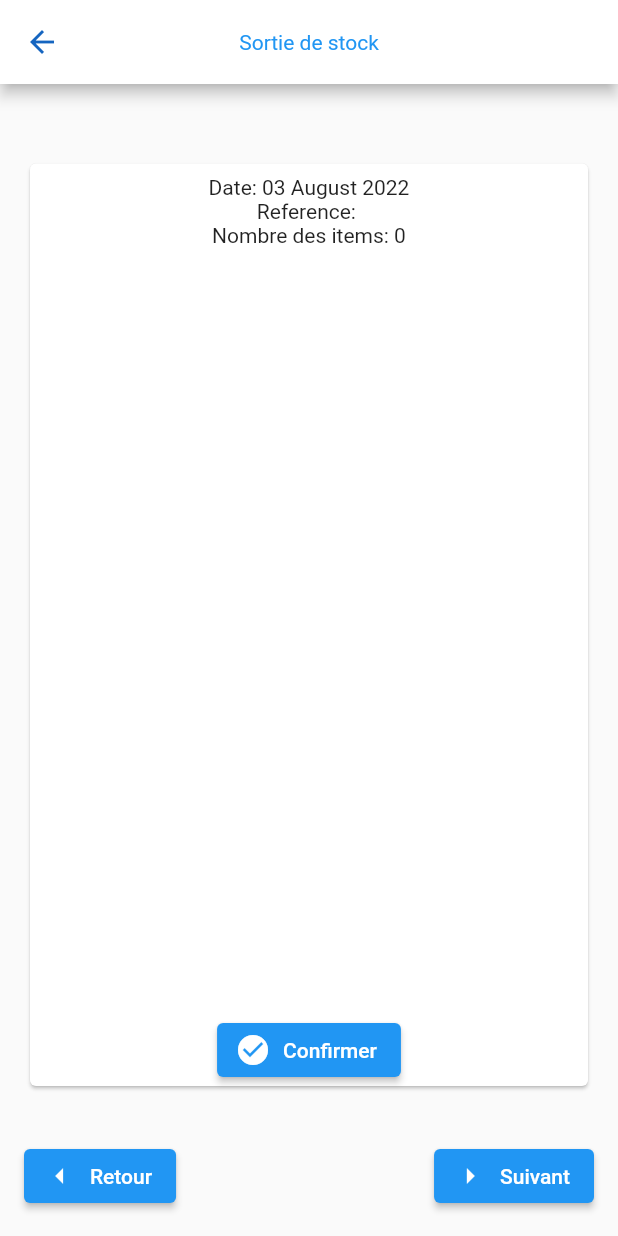
After one commit to IMA-WorldHealth/bhima_stock, a Flutter app: the StockExitPage screen opened by its route, swiped to page 2, on a phone screen of 412 x 824 dp. The commit adds this screen. Run offline on Flutter 3.47's test engine with Material 2 defaults, Android fonts, the phone set to English and light mode, and no system bars; our stand-ins replace date_format, flutter_form_builder, flutter_typeahead, form_builder_validators, shared_preferences, sqflite; accounts and stored records are empty.

Commit message:
Stock exit

```diff
--- a/lib/main.dart
+++ b/lib/main.dart
@@ -1,9 +1,11 @@
 import 'package:bhima_collect/providers/current_depot_provider.dart';
 import 'package:bhima_collect/providers/entry_movement.dart';
+import 'package:bhima_collect/providers/exit_movement.dart';
 import 'package:bhima_collect/screens/depot.dart';
 import 'package:bhima_collect/screens/home.dart';
 import 'package:bhima_collect/screens/settings.dart';
 import 'package:bhima_collect/screens/stock_entry.dart';
+import 'package:bhima_collect/screens/stock_exit.dart';
 import 'package:bhima_collect/screens/stock_list.dart';
 import 'package:flutter/material.dart';
 import 'package:provider/provider.dart';
@@ -13,6 +15,7 @@ void main() {
     providers: [
       ChangeNotifierProvider(create: (_) => CurrentDepotProvider()),
       ChangeNotifierProvider(create: (_) => EntryMovement()),
+      ChangeNotifierProvider(create: (_) => ExitMovement()),
     ],
     child: const MyApp(),
   ));
@@ -48,6 +51,7 @@ class _MyAppState extends State<MyApp> {
         '/settings': (context) => const SettingsPage(),
         '/stock': (context) => StockListPage(),
         '/stock_entry': (context) => StockEntryPage(),
+        '/stock_exit': (context) => StockExitPage(),
       },
     );
   }
--- /dev/null
+++ b/lib/providers/exit_movement.dart
@@ -0,0 +1,55 @@
+import 'package:flutter/material.dart';
+
+class ExitMovement extends ChangeNotifier {
+  String documentReference = '';
+  DateTime date = DateTime.now();
+  int totalItems = 0;
+  var lots = [];
+
+  set setDocumentReference(String value) {
+    documentReference = value;
+    notifyListeners();
+  }
+
+  set setDate(DateTime value) {
+    date = value;
+    notifyListeners();
+  }
+
+  set setTotalItems(int value) {
+    totalItems = value;
+    notifyListeners();
+  }
+
+  void setLot(int index, String field, dynamic value) {
+    if (lots[index] == null) {
+      lots[index] = {};
+      lots[index][field] = value;
+    } else {
+      lots[index][field] = value;
+    }
+  }
+
+  dynamic getLotValue(int index, String field) {
+    return lots[index] != null && lots[index][field] != null
+        ? lots[index][field]
+        : '';
+  }
+
+  void createLots() {
+    lots = List.filled(totalItems, null, growable: false);
+  }
+
+  void reset() {
+    documentReference = '';
+    date = DateTime.now();
+    totalItems = 0;
+    lots = [];
+    notifyListeners();
+  }
+
+  @override
+  String toString() {
+    return 'Reference: $documentReference, Date: $date, Total Items: $totalItems';
+  }
+}
--- a/lib/screens/home.dart
+++ b/lib/screens/home.dart
@@ -268,7 +268,7 @@ class _HomePageState extends State<HomePage> {
                       padding: const EdgeInsets.all(8.0),
                       child: ElevatedButton(
                         onPressed: () {
-                          print('Click on Entree de stock');
+                          Navigator.pushNamed(context, '/stock_exit');
                         },
                         style: btnStyle,
                         child: Row(
--- /dev/null
+++ b/lib/screens/stock_exit.dart
@@ -0,0 +1,452 @@
+import 'package:bhima_collect/models/lot.dart';
+import 'package:bhima_collect/models/stock_movement.dart';
+import 'package:bhima_collect/providers/entry_movement.dart';
+import 'package:bhima_collect/providers/exit_movement.dart';
+import 'package:bhima_collect/services/db.dart';
+import 'package:bhima_collect/utilities/util.dart';
+import 'package:date_format/date_format.dart';
+import 'package:flutter/material.dart';
+import 'package:flutter/services.dart';
+import 'package:provider/provider.dart';
+import 'package:shared_preferences/shared_preferences.dart';
+import 'package:flutter_typeahead/flutter_typeahead.dart';
+import 'package:uuid/uuid.dart';
+
+class StockExitPage extends StatefulWidget {
+  StockExitPage({Key? key}) : super(key: key);
+
+  @override
+  State<StockExitPage> createState() => _StockExitPageState();
+}
+
+class _StockExitPageState extends State<StockExitPage> {
+  var database = BhimaDatabase.open();
+  final _uuid = const Uuid();
+  final _formKey = GlobalKey<FormState>();
+  final _STOCK_FROM_TO_PATIENT = 9;
+  final PageController _controller = PageController(
+    initialPage: 0,
+  );
+
+  final TextEditingController _txtDate = TextEditingController();
+  final TextEditingController _txtReference = TextEditingController();
+  final TextEditingController _txtQuantity = TextEditingController();
+
+  String _selectedDepotUuid = '';
+  String _selectedDepotText = '';
+  int? _userId;
+  bool _savingSucceed = false;
+
+  DateTime _selectedDate = DateTime.now();
+  final _customDateFormat = [dd, ' ', MM, ' ', yyyy];
+  static const _kDuration = Duration(milliseconds: 300);
+  static const _kCurve = Curves.ease;
+
+  @override
+  void initState() {
+    super.initState();
+    _loadSavedDepot();
+  }
+
+  @override
+  void dispose() {
+    _controller.dispose();
+    _txtDate.dispose();
+    _txtReference.dispose();
+    _txtQuantity.dispose();
+    super.dispose();
+  }
+
+  //Loading saved selected depot
+  Future<void> _loadSavedDepot() async {
+    final prefs = await SharedPreferences.getInstance();
+    setState(() {
+      _selectedDepotUuid = (prefs.getString('selected_depot_uuid') ?? '');
+      _selectedDepotText = (prefs.getString('selected_depot_text') ?? '');
+      _userId = prefs.getInt('user_id');
+    });
+  }
+
+  @override
+  Widget build(BuildContext context) {
+    List<Widget> getPages() {
+      List<Widget> pages = [];
+
+      // Introduction page
+      pages.add(Padding(
+        padding: const EdgeInsets.all(16.0),
+        child: stockExitStartPage(),
+      ));
+
+      // Lots pages
+      Provider.of<ExitMovement>(context).createLots();
+      for (var i = 0; i < Provider.of<ExitMovement>(context).totalItems; i++) {
+        pages.add(Padding(
+          padding: const EdgeInsets.all(16.0),
+          child: lotExitPage(i),
+        ));
+      }
+
+      // Introduction page
+      pages.add(Padding(
+        padding: const EdgeInsets.all(16.0),
+        child: submitPage(),
+      ));
+
+      return pages;
+    }
+
+    var pageViews = Column(
+      children: <Widget>[
+        Padding(
+          padding: const EdgeInsets.all(5),
+          child: Center(
+            child: Text(
+              _selectedDepotText,
+              style: TextStyle(
+                fontSize: 20,
+                color: Colors.blue[700],
+              ),
+            ),
+          ),
+        ),
+        Expanded(
+          child: PageView(
+            controller: _controller,
+            scrollDirection: Axis.horizontal,
+            children: getPages(),
+          ),
+        ),
+      ],
+    );
+
+    var pageBody = Form(
+      key: _formKey,
+      child: pageViews,
+    );
+
+    var pageBottom = Padding(
+      padding: const EdgeInsets.all(16),
+      child: Row(
+        mainAxisAlignment: MainAxisAlignment.spaceBetween,
+        children: [
+          ElevatedButton.icon(
+            onPressed: () {
+              _controller.previousPage(duration: _kDuration, curve: _kCurve);
+            },
+            label: const Text('Retour'),
+            icon: const Icon(Icons.arrow_left_outlined),
+          ),
+          ElevatedButton.icon(
+            onPressed: () {
+              // Validate returns true if the form is valid, or false otherwise.
+              if (_formKey.currentState!.validate()) {
+                if (_controller.page == 0) {
+                  Provider.of<ExitMovement>(context, listen: false)
+                      .setDocumentReference = _txtReference.text;
+                  Provider.of<ExitMovement>(context, listen: false)
+                      .setTotalItems = int.parse(_txtQuantity.text);
+                }
+                _controller.nextPage(duration: _kDuration, curve: _kCurve);
+              }
+            },
+            label: const Text('Suivant'),
+            icon: const Icon(Icons.arrow_right_outlined),
+          ),
+        ],
+      ),
+    );
+
+    return Scaffold(
+      appBar: AppBar(
+        title: const Text('Sortie de stock'),
+        leading: Builder(
+          builder: (context) {
+            return IconButton(
+              icon: const Icon(Icons.arrow_back),
+              onPressed: () {
+                Navigator.pop(context, true);
+              },
+            );
+          },
+        ),
+      ),
+      body: pageBody,
+      bottomNavigationBar: pageBottom,
+    );
+  }
+
+  Widget inventoryTypeaheadField(int index) {
+    final TextEditingController typeAheadController = TextEditingController();
+    Future<List<Lot>> _loadInventories(String pattern) async {
+      List<Lot> allLots = await Lot.inventories(database, _selectedDepotUuid);
+      return allLots
+          .where((element) =>
+              element.text!.toLowerCase().contains(pattern.toLowerCase()) ==
+              true)
+          .toList();
+    }
+
+    return TypeAheadField(
+      textFieldConfiguration: TextFieldConfiguration(
+        controller: typeAheadController,
+        autofocus: true,
+        decoration: const InputDecoration(labelText: 'Inventaire'),
+      ),
+      suggestionsCallback: (pattern) async {
+        return _loadInventories(pattern);
+      },
+      itemBuilder: (context, Lot suggestion) {
+        return Column(
+          children: [
+            ListTile(
+              title: Text(suggestion.text ?? ''),
+              subtitle: Text(suggestion.code ?? ''),
+            ),
+            const Divider(
+              height: 2,
+            )
+          ],
+        );
+      },
+      onSuggestionSelected: (Lot suggestion) {
+        typeAheadController.text = suggestion.text ?? '';
+        Provider.of<ExitMovement>(context, listen: false)
+            .setLot(index, 'inventory_uuid', suggestion.inventory_uuid);
+        Provider.of<ExitMovement>(context, listen: false)
+            .setLot(index, 'inventory_text', suggestion.text);
+      },
+    );
+  }
+
+  Widget lotTypeaheadField(int index) {
+    final TextEditingController lotTypeAheadController =
+        TextEditingController();
+
+    Future<List<Lot>> _loadInventoryLots(String pattern) async {
+      var inventoryUuid = Provider.of<ExitMovement>(context)
+          .getLotValue(index, 'inventory_uuid');
+      List<Lot> allLots =
+          await Lot.inventoryLots(database, _selectedDepotUuid, inventoryUuid);
+      return allLots
+          .where((element) => element.text?.contains(pattern) == true)
+          .toList();
+    }
+
+    return TypeAheadField(
+      textFieldConfiguration: TextFieldConfiguration(
+        controller: lotTypeAheadController,
+        autofocus: true,
+        decoration: const InputDecoration(labelText: 'Lot'),
+      ),
+      suggestionsCallback: (pattern) async {
+        return await _loadInventoryLots(pattern);
+      },
+      itemBuilder: (context, Lot suggestion) {
+        return Column(
+          children: [
+            ListTile(
+              title: Text(suggestion.label ?? ''),
+              subtitle: suggestion.expiration_date == null
+                  ? null
+                  : Text(suggestion.expiration_date.toString()),
+            ),
+            const Divider(
+              height: 2,
+            )
+          ],
+        );
+      },
+      onSuggestionSelected: (Lot suggestion) {
+        lotTypeAheadController.text = suggestion.label ?? '';
+        Provider.of<ExitMovement>(context, listen: false)
+            .setLot(index, 'lot_uuid', suggestion.uuid);
+        Provider.of<ExitMovement>(context, listen: false)
+            .setLot(index, 'lot_label', suggestion.label);
+        Provider.of<ExitMovement>(context, listen: false)
+            .setLot(index, 'unit_cost', suggestion.unit_cost);
+      },
+    );
+  }
+
+  Widget stockExitStartPage() {
+    String formattedSelectedDate = formatDate(_selectedDate, _customDateFormat);
+
+    Future _selectDate(BuildContext context) async {
+      final DateTime? picked = await showDatePicker(
+        context: context,
+        initialDate: _selectedDate, // Refer step 1
+        firstDate: DateTime(2000),
+        lastDate: DateTime(2030),
+      );
+      if (picked != null && picked != _selectedDate) {
+        setState(() {
+          _selectedDate = picked;
+          formattedSelectedDate = formatDate(_selectedDate, _customDateFormat);
+        });
+      }
+    }
+
+    return Column(
+      children: <Widget>[
+        ElevatedButton.icon(
+          onPressed: () => _selectDate(context).then(
+            (_) {
+              Provider.of<ExitMovement>(context, listen: false).setDate =
+                  _selectedDate;
+            },
+          ),
+          icon: const Icon(Icons.date_range_sharp),
+          label: Text(formattedSelectedDate),
+        ),
+        TextFormField(
+          controller: _txtQuantity,
+          decoration: const InputDecoration(
+            border: UnderlineInputBorder(),
+            labelText: "Nombre d'items",
+          ),
+          validator: (value) {
+            if (value == null || value.isEmpty) {
+              return "Veuillez saisir le nombre des items";
+            }
+            return null;
+          },
+          keyboardType: TextInputType.number,
+          inputFormatters: <TextInputFormatter>[
+            FilteringTextInputFormatter.digitsOnly
+          ],
+        ),
+      ],
+    );
+  }
+
+  Widget lotExitPage(int index) {
+    var txtQuantity = TextEditingController();
+    var totalItems =
+        Provider.of<ExitMovement>(context, listen: false).totalItems;
+    return Column(
+      children: <Widget>[
+        Text('Item ${index + 1} sur $totalItems'),
+        inventoryTypeaheadField(index),
+        lotTypeaheadField(index),
+        TextFormField(
+          decoration: const InputDecoration(
+            border: UnderlineInputBorder(),
+            labelText: 'Quantity',
+          ),
+          onChanged: (value) {
+            Provider.of<ExitMovement>(context, listen: false)
+                .setLot(index, 'quantity', value);
+          },
+          validator: (value) {
+            if (value == null || value.isEmpty) {
+              return 'Veuillez saisir la quantité';
+            }
+            return null;
+          },
+          controller: txtQuantity,
+          keyboardType: TextInputType.number,
+          inputFormatters: <TextInputFormatter>[
+            FilteringTextInputFormatter.digitsOnly
+          ],
+        ),
+      ],
+    );
+  }
+
+  Widget submitPage() {
+    var documentReference =
+        Provider.of<ExitMovement>(context, listen: false).documentReference;
+    var date = Provider.of<ExitMovement>(context, listen: false).date;
+    var totalItems =
+        Provider.of<ExitMovement>(context, listen: false).totalItems;
+    var lots = Provider.of<ExitMovement>(context, listen: false).lots;
+
+    Future batchInsertMovements(var lots) async {
+      var movementUuid = _uuid.v4();
+      return lots.forEach((element) async {
+        var movement = StockMovement(
+          uuid: _uuid.v4(),
+          movementUuid: movementUuid,
+          depotUuid: _selectedDepotUuid,
+          lotUuid: element['lot_uuid'],
+          reference: documentReference,
+          entityUuid: _selectedDepotUuid,
+          periodId: int.parse(formatDate(date, [yyyy, mm])),
+          userId: _userId,
+          fluxId: _STOCK_FROM_TO_PATIENT,
+          isExit: 1,
+          date: date,
+          description: 'Consommation',
+          quantity: int.parse(element['quantity']),
+          unitCost: element['unit_cost'].toDouble(),
+        );
+        await StockMovement.insertMovement(database, movement);
+      });
+    }
+
+    Future<dynamic> save() {
+      return batchInsertMovements(lots).then((value) {
+        var snackBar = const SnackBar(
+          content: Text('Sortie de stock réussie ✅'),
+        );
+
+        // Find the ScaffoldMessenger in the widget tree
+        // and use it to show a SnackBar.
+        ScaffoldMessenger.of(context).showSnackBar(snackBar);
+
+        // reset the provider
+        Provider.of<ExitMovement>(context, listen: false).reset();
+
+        // back to home
+        Navigator.pushNamed(context, '/');
+
+        setState(() {
+          _savingSucceed = true;
+        });
+
+        return true;
+      });
+    }
+
+    return Card(
+      child: Column(
+        children: [
+          Padding(
+            padding: const EdgeInsets.only(top: 8, bottom: 0),
+            child: Text('Date: ${formatDate(date, _customDateFormat)}'),
+          ),
+          Padding(
+            padding: const EdgeInsets.symmetric(vertical: 0),
+            child: Text('Reference: $documentReference'),
+          ),
+          Padding(
+            padding: const EdgeInsets.only(bottom: 8),
+            child: Text('Nombre des items: $totalItems'),
+          ),
+          Expanded(
+              child: ListView.builder(
+            itemCount: lots.length,
+            itemBuilder: (context, index) {
+              if (lots.isNotEmpty && lots[index] != null) {
+                var value = lots[index];
+                return ListTile(
+                  title: Text(value['inventory_text']),
+                  subtitle: Text(value['lot_label']),
+                  trailing: Chip(label: Text(value['quantity'])),
+                );
+              } else {
+                return Row();
+              }
+            },
+          )),
+          ElevatedButton.icon(
+            onPressed: () => save(),
+            icon: const Icon(Icons.check_circle),
+            label: const Text('Confirmer'),
+          ),
+        ],
+      ),
+    );
+  }
+}
```
Also changed, not shown: lib/models/stock_movement.dart (+3 -27 lines).
